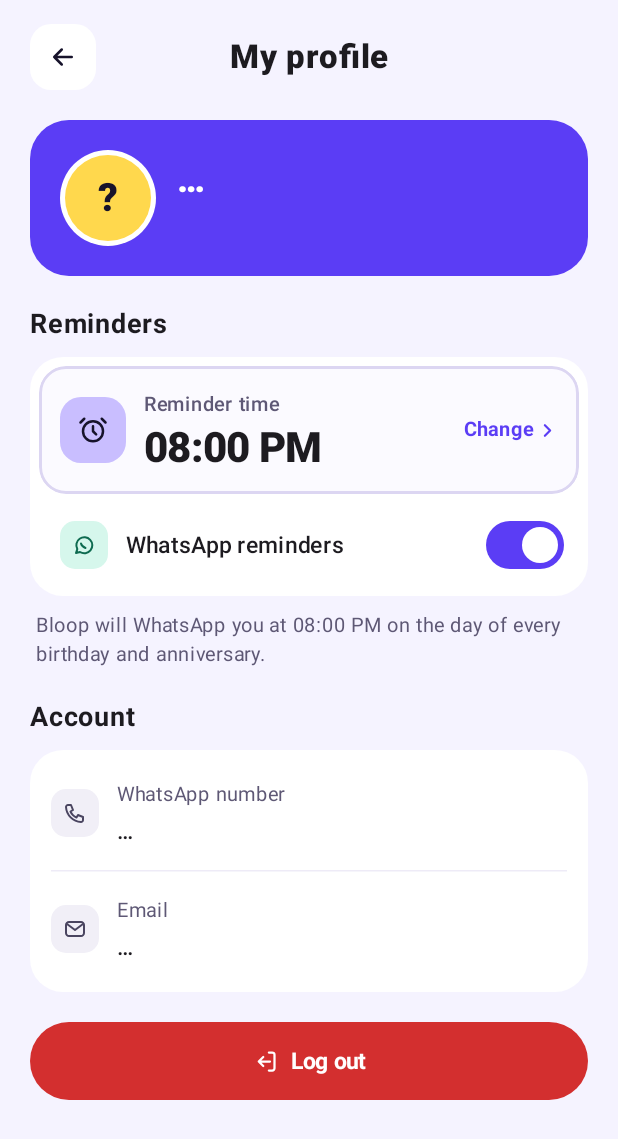
After one commit to thesurajsite/Bloop-Android, an Android app built with Jetpack Compose: the composable ProfileScreen called with empty values, on a phone screen of 412 x 824 dp. The commit adds this screen. Shown: the top 1139 px of the screen. Run offline under Robolectric (Android 15) with nearby library versions, the phone set to English and light mode, and no system bars.

Commit message:
refactor: rename guest to person and add profile screen

```diff
--- a/app/src/main/java/dev/suraj/bloop/AuthScreens.kt
+++ b/app/src/main/java/dev/suraj/bloop/AuthScreens.kt
@@ -23,6 +23,7 @@ import androidx.compose.foundation.verticalScroll
 import androidx.compose.material3.Checkbox
 import androidx.compose.material3.CheckboxDefaults
 import androidx.compose.material3.FilledTonalIconButton
+import androidx.compose.material3.Icon
 import androidx.compose.material3.IconButtonDefaults
 import androidx.compose.material3.Text
 import androidx.compose.material3.TextButton
@@ -188,6 +189,6 @@ fun BackButton(onClick: () -> Unit) {
         colors = IconButtonDefaults.filledTonalIconButtonColors(containerColor = BloopColors.Surface, contentColor = BloopColors.Ink),
         modifier = Modifier.size(44.dp),
     ) {
-        Text("←", fontSize = 20.sp, fontWeight = FontWeight.Bold)
+        Icon(BloopIcons.Back, contentDescription = "Back", modifier = Modifier.size(20.dp))
     }
 }
--- /dev/null
+++ b/app/src/main/java/dev/suraj/bloop/ProfileScreen.kt
@@ -0,0 +1,339 @@
+package dev.suraj.bloop
+
+import android.content.Context
+import androidx.compose.foundation.background
+import androidx.compose.foundation.border
+import androidx.compose.foundation.clickable
+import androidx.compose.foundation.layout.Arrangement
+import androidx.compose.foundation.layout.Box
+import androidx.compose.foundation.layout.Column
+import androidx.compose.foundation.layout.Row
+import androidx.compose.foundation.layout.Spacer
+import androidx.compose.foundation.layout.fillMaxSize
+import androidx.compose.foundation.layout.fillMaxWidth
+import androidx.compose.foundation.layout.height
+import androidx.compose.foundation.layout.navigationBarsPadding
+import androidx.compose.foundation.layout.padding
+import androidx.compose.foundation.layout.size
+import androidx.compose.foundation.layout.systemBarsPadding
+import androidx.compose.foundation.rememberScrollState
+import androidx.compose.foundation.selection.selectable
+import androidx.compose.foundation.shape.CircleShape
+import androidx.compose.foundation.shape.RoundedCornerShape
+import androidx.compose.foundation.verticalScroll
+import androidx.compose.material3.Button
+import androidx.compose.material3.ButtonDefaults
+import androidx.compose.material3.ExperimentalMaterial3Api
+import androidx.compose.material3.HorizontalDivider
+import androidx.compose.material3.Icon
+import androidx.compose.material3.ModalBottomSheet
+import androidx.compose.material3.OutlinedButton
+import androidx.compose.material3.Switch
+import androidx.compose.material3.SwitchDefaults
+import androidx.compose.material3.Text
+import androidx.compose.material3.rememberModalBottomSheetState
+import androidx.compose.runtime.Composable
+import androidx.compose.runtime.getValue
+import androidx.compose.runtime.mutableIntStateOf
+import androidx.compose.runtime.mutableStateOf
+import androidx.compose.runtime.remember
+import androidx.compose.runtime.setValue
+import androidx.compose.ui.Alignment
+import androidx.compose.ui.Modifier
+import androidx.compose.ui.draw.clip
+import androidx.compose.ui.draw.shadow
+import androidx.compose.ui.graphics.Color
+import androidx.compose.ui.graphics.vector.ImageVector
+import androidx.compose.ui.platform.LocalContext
+import androidx.compose.ui.semantics.Role
+import androidx.compose.ui.text.font.FontWeight
+import androidx.compose.ui.text.style.TextAlign
+import androidx.compose.ui.text.style.TextOverflow
+import androidx.compose.ui.unit.dp
+import androidx.compose.ui.unit.sp
+import androidx.core.content.edit
+import java.util.Locale
+
+// Reminder settings. For now they are kept on the phone: the backend still sends
+// every reminder at its own fixed REMINDER_HOUR and has no per-user time yet.
+private const val KEY_REMINDER_MINUTES = "reminder_minutes" // minutes after midnight, 0..1439
+private const val KEY_REMINDERS_ON = "reminders_on"
+private const val DEFAULT_REMINDER_MINUTES = 20 * 60 // 08:00 PM
+
+/** A time on a 12-hour clock: hour 1..12, minute 0..59. */
+private data class ClockTime(val hour: Int, val minute: Int, val pm: Boolean) {
+    val label: String get() = String.format(Locale.US, "%02d:%02d %s", hour, minute, if (pm) "PM" else "AM")
+    val minutesOfDay: Int get() = ((hour % 12) + if (pm) 12 else 0) * 60 + minute
+
+    companion object {
+        fun of(minutesOfDay: Int): ClockTime {
+            val h24 = minutesOfDay / 60
+            val h12 = if (h24 % 12 == 0) 12 else h24 % 12
+            return ClockTime(h12, minutesOfDay % 60, h24 >= 12)
+        }
+    }
+}
+
+@OptIn(ExperimentalMaterial3Api::class)
+@Composable
+fun ProfileScreen(user: User?, onBack: () -> Unit, onLogout: () -> Unit) {
+    val prefs = LocalContext.current.getSharedPreferences("bloop", Context.MODE_PRIVATE)
+    var reminderMinutes by remember { mutableIntStateOf(prefs.getInt(KEY_REMINDER_MINUTES, DEFAULT_REMINDER_MINUTES)) }
+    var remindersOn by remember { mutableStateOf(prefs.getBoolean(KEY_REMINDERS_ON, true)) }
+    var picking by remember { mutableStateOf(false) }
+
+    val timeLabel = ClockTime.of(reminderMinutes).label
+
+    Column(
+        verticalArrangement = Arrangement.spacedBy(20.dp),
+        modifier = Modifier
+            .fillMaxSize()
+            .systemBarsPadding()
+            .verticalScroll(rememberScrollState())
+            .padding(horizontal = 20.dp, vertical = 16.dp),
+    ) {
+        Row(verticalAlignment = Alignment.CenterVertically) {
+            BackButton(onBack)
+            Text(
+                "My profile", fontSize = 22.sp, fontWeight = FontWeight.ExtraBold, textAlign = TextAlign.Center,
+                modifier = Modifier.weight(1f),
+            )
+            Spacer(Modifier.size(44.dp))
+        }
+
+        // Who is logged in
+        Row(
+            verticalAlignment = Alignment.CenterVertically,
+            horizontalArrangement = Arrangement.spacedBy(14.dp),
+            modifier = Modifier.fillMaxWidth().clip(RoundedCornerShape(26.dp)).background(BloopColors.Violet).padding(20.dp),
+        ) {
+            Box(
+                contentAlignment = Alignment.Center,
+                modifier = Modifier.size(64.dp).clip(CircleShape).background(Color.White).padding(3.dp)
+                    .clip(CircleShape).background(BloopColors.Lemon),
+            ) {
+                Text(user?.name?.firstOrNull()?.uppercase() ?: "?", fontSize = 26.sp, fontWeight = FontWeight.ExtraBold, color = BloopColors.Ink)
+            }
+            Column(Modifier.weight(1f)) {
+                Text(user?.name ?: "…", fontSize = 24.sp, fontWeight = FontWeight.ExtraBold, color = Color.White, maxLines = 1, overflow = TextOverflow.Ellipsis)
+                Text(user?.email.orEmpty(), fontSize = 13.sp, color = BloopColors.VioletText, maxLines = 1, overflow = TextOverflow.Ellipsis)
+            }
+        }
+
+        // Reminders
+        Column(verticalArrangement = Arrangement.spacedBy(10.dp)) {
+            Text("Reminders", fontSize = 18.sp, fontWeight = FontWeight.Bold)
+            Column(
+                verticalArrangement = Arrangement.spacedBy(6.dp),
+                modifier = Modifier.fillMaxWidth().clip(RoundedCornerShape(22.dp)).background(BloopColors.Surface).padding(6.dp),
+            ) {
+                Row(
+                    verticalAlignment = Alignment.CenterVertically,
+                    horizontalArrangement = Arrangement.spacedBy(12.dp),
+                    modifier = Modifier
+                        .fillMaxWidth()
+                        .clip(RoundedCornerShape(18.dp))
+                        .background(BloopColors.SurfaceTint)
+                        .border(2.dp, BloopColors.Border, RoundedCornerShape(18.dp))
+                        .clickable(onClickLabel = "Change reminder time") { picking = true }
+                        .padding(14.dp),
+                ) {
+                    IconTile(BloopIcons.Clock, BloopColors.Lilac, BloopColors.Ink, size = 44, corner = 14, iconSize = 20)
+                    Column(Modifier.weight(1f)) {
+                        Text("Reminder time", fontSize = 13.sp, fontWeight = FontWeight.SemiBold, color = BloopColors.Muted)
+                        Text(timeLabel, fontSize = 28.sp, fontWeight = FontWeight.ExtraBold, letterSpacing = (-0.5).sp)
+                    }
+                    Row(verticalAlignment = Alignment.CenterVertically, horizontalArrangement = Arrangement.spacedBy(2.dp)) {
+                        Text("Change", fontSize = 13.sp, fontWeight = FontWeight.Bold, color = BloopColors.Violet)
+                        Icon(BloopIcons.Chevron, contentDescription = null, tint = BloopColors.Violet, modifier = Modifier.size(14.dp))
+                    }
+                }
+
+                Row(
+                    verticalAlignment = Alignment.CenterVertically,
+                    horizontalArrangement = Arrangement.spacedBy(12.dp),
+                    modifier = Modifier.fillMaxWidth().padding(start = 14.dp, end = 10.dp, top = 4.dp, bottom = 4.dp),
+                ) {
+                    IconTile(BloopIcons.WhatsApp, BloopColors.MintSoft, BloopColors.MintText)
+                    Text("WhatsApp reminders", fontSize = 15.sp, fontWeight = FontWeight.SemiBold, modifier = Modifier.weight(1f))
+                    Switch(
+                        checked = remindersOn,
+                        onCheckedChange = {
+                            remindersOn = it
+                            prefs.edit { putBoolean(KEY_REMINDERS_ON, it) }
+                        },
+                        colors = SwitchDefaults.colors(
+                            checkedTrackColor = BloopColors.Violet,
+                            uncheckedTrackColor = BloopColors.Grey,
+                            uncheckedBorderColor = BloopColors.Border,
+                        ),
+                    )
+                }
+            }
+            Text(
+                if (remindersOn) "Bloop will WhatsApp you at $timeLabel on the day of every birthday and anniversary."
+                else "WhatsApp reminders are paused. Turn them on to get a message at $timeLabel.",
+                fontSize = 13.sp, color = BloopColors.Muted, lineHeight = 19.sp,
+                modifier = Modifier.padding(horizontal = 4.dp),
+            )
+        }
+
+        // Account
+        Column(verticalArrangement = Arrangement.spacedBy(10.dp)) {
+            Text("Account", fontSize = 18.sp, fontWeight = FontWeight.Bold)
+            Column(
+                Modifier.fillMaxWidth().clip(RoundedCornerShape(22.dp)).background(BloopColors.Surface).padding(horizontal = 14.dp, vertical = 4.dp),
+            ) {
+                AccountRow(BloopIcons.Phone, "WhatsApp number", user?.phone?.let { "+91 $it" } ?: "…")
+                HorizontalDivider(color = BloopColors.Line)
+                AccountRow(BloopIcons.Mail, "Email", user?.email ?: "…")
+            }
+        }
+
+        Button(
+            onClick = onLogout,
+            shape = RoundedCornerShape(26.dp),
+            colors = ButtonDefaults.buttonColors(containerColor = BloopColors.Red, contentColor = Color.White),
+            modifier = Modifier.fillMaxWidth().height(52.dp),
+        ) {
+            Icon(BloopIcons.Logout, contentDescription = null, modifier = Modifier.size(18.dp))
+            Spacer(Modifier.size(8.dp))
+            Text("Log out", fontSize = 15.sp, fontWeight = FontWeight.Bold)
+        }
+    }
+
+    if (picking) {
+        ReminderTimeSheet(
+            initial = ClockTime.of(reminderMinutes),
+            onDismiss = { picking = false },
+            onSet = { t ->
+                reminderMinutes = t.minutesOfDay
+                prefs.edit { putInt(KEY_REMINDER_MINUTES, t.minutesOfDay) }
+                picking = false
+            },
+        )
+    }
+}
+
+/** Bottom sheet with an hour grid, a minute grid and an AM/PM toggle. */
+@OptIn(ExperimentalMaterial3Api::class)
+@Composable
+private fun ReminderTimeSheet(initial: ClockTime, onDismiss: () -> Unit, onSet: (ClockTime) -> Unit) {
+    var draft by remember { mutableStateOf(initial.copy(minute = initial.minute - initial.minute % 5)) }
+
+    ModalBottomSheet(
+        onDismissRequest = onDismiss,
+        sheetState = rememberModalBottomSheetState(skipPartiallyExpanded = true),
+        containerColor = BloopColors.Surface,
+        shape = RoundedCornerShape(topStart = 28.dp, topEnd = 28.dp),
+    ) {
+        Column(
+            verticalArrangement = Arrangement.spacedBy(16.dp),
+            modifier = Modifier.navigationBarsPadding().padding(start = 20.dp, end = 20.dp, bottom = 28.dp),
+        ) {
+            Row(verticalAlignment = Alignment.Bottom) {
+                Column(Modifier.weight(1f)) {
+                    Text("Reminder time", fontSize = 20.sp, fontWeight = FontWeight.ExtraBold)
+                    Text("When should Bloop message you?", fontSize = 13.sp, color = BloopColors.Muted)
+                }
+                Text(draft.label, fontSize = 30.sp, fontWeight = FontWeight.ExtraBold, color = BloopColors.Violet, letterSpacing = (-0.5).sp)
+            }
+
+            Row(horizontalArrangement = Arrangement.spacedBy(16.dp)) {
+                PickerGrid("HOUR", (1..12).toList(), draft.hour, Modifier.weight(1f)) { draft = draft.copy(hour = it) }
+                PickerGrid("MINUTE", (0..55 step 5).toList(), draft.minute, Modifier.weight(1f)) { draft = draft.copy(minute = it) }
+            }
+
+            Row(
+                horizontalArrangement = Arrangement.spacedBy(4.dp),
+                modifier = Modifier.fillMaxWidth().clip(RoundedCornerShape(16.dp)).background(BloopColors.Grey).padding(4.dp),
+            ) {
+                listOf(false to "AM", true to "PM").forEach { (pm, text) ->
+                    val on = draft.pm == pm
+                    Box(
+                        contentAlignment = Alignment.Center,
+                        modifier = Modifier
+                            .weight(1f)
+                            .height(44.dp)
+                            .then(if (on) Modifier.shadow(2.dp, RoundedCornerShape(12.dp)) else Modifier)
+                            .clip(RoundedCornerShape(12.dp))
+                            .background(if (on) BloopColors.Surface else Color.Transparent)
+                            .selectable(selected = on, role = Role.RadioButton) { draft = draft.copy(pm = pm) },
+                    ) {
+                        Text(text, fontSize = 15.sp, fontWeight = if (on) FontWeight.ExtraBold else FontWeight.SemiBold,
+                            color = if (on) BloopColors.Ink else BloopColors.GreyText)
+                    }
+                }
+            }
+
+            Row(horizontalArrangement = Arrangement.spacedBy(10.dp)) {
+                OutlinedButton(
+                    onClick = onDismiss,
+                    shape = RoundedCornerShape(27.dp),
+                    border = androidx.compose.foundation.BorderStroke(2.dp, BloopColors.Border),
+                    colors = ButtonDefaults.outlinedButtonColors(contentColor = BloopColors.Ink),
+                    modifier = Modifier.weight(1f).height(54.dp),
+                ) { Text("Cancel", fontSize = 15.sp, fontWeight = FontWeight.Bold) }
+                Button(
+                    onClick = { onSet(draft) },
+                    shape = RoundedCornerShape(27.dp),
+                    colors = ButtonDefaults.buttonColors(containerColor = BloopColors.Violet),
+                    modifier = Modifier.weight(1f).height(54.dp),
+                ) { Text("Set time", fontSize = 15.sp, fontWeight = FontWeight.Bold) }
+            }
+        }
+    }
+}
+
+/** A labelled 3-column grid of number buttons; the selected one is filled violet. */
+@Composable
+private fun PickerGrid(title: String, values: List<Int>, selected: Int, modifier: Modifier, onPick: (Int) -> Unit) {
+    Column(verticalArrangement = Arrangement.spacedBy(8.dp), modifier = modifier) {
+        Text(title, fontSize = 12.sp, fontWeight = FontWeight.Bold, letterSpacing = 1.sp, color = BloopColors.Muted)
+        values.chunked(3).forEach { row ->
+            Row(horizontalArrangement = Arrangement.spacedBy(6.dp)) {
+                row.forEach { v ->
+                    val on = v == selected
+                    Box(
+                        contentAlignment = Alignment.Center,
+                        modifier = Modifier
+                            .weight(1f)
+                            .height(44.dp)
+                            .clip(RoundedCornerShape(12.dp))
+                            .background(if (on) BloopColors.Violet else BloopColors.Surface)
+                            .then(if (on) Modifier else Modifier.border(2.dp, BloopColors.Line, RoundedCornerShape(12.dp)))
+                            .selectable(selected = on, role = Role.RadioButton) { onPick(v) },
+                    ) {
+                        Text(String.format(Locale.US, "%02d", v), fontSize = 15.sp, fontWeight = FontWeight.Bold,
+                            color = if (on) Color.White else BloopColors.Ink)
+                    }
+                }
+            }
+        }
+    }
+}
+
+@Composable
+private fun AccountRow(icon: ImageVector, label: String, value: String) {
+    Row(
+        verticalAlignment = Alignment.CenterVertically,
+        horizontalArrangement = Arrangement.spacedBy(12.dp),
+        modifier = Modifier.fillMaxWidth().padding(vertical = 14.dp),
+    ) {
+        IconTile(icon, BloopColors.Grey, BloopColors.GreyText)
+        Column(Modifier.weight(1f)) {
+            Text(label, fontSize = 13.sp, color = BloopColors.Muted)
+            Text(value, fontSize = 15.sp, fontWeight = FontWeight.SemiBold, maxLines = 1, overflow = TextOverflow.Ellipsis)
+        }
+    }
+}
+
+@Composable
+private fun IconTile(icon: ImageVector, bg: Color, tint: Color, size: Int = 32, corner: Int = 10, iconSize: Int = 16) {
+    Box(
+        contentAlignment = Alignment.Center,
+        modifier = Modifier.size(size.dp).clip(RoundedCornerShape(corner.dp)).background(bg),
+    ) {
+        Icon(icon, contentDescription = null, tint = tint, modifier = Modifier.size(iconSize.dp))
+    }
+}
--- a/app/src/main/java/dev/suraj/bloop/Ui.kt
+++ b/app/src/main/java/dev/suraj/bloop/Ui.kt
@@ -28,6 +28,11 @@ import androidx.compose.ui.Alignment
 import androidx.compose.ui.Modifier
 import androidx.compose.ui.draw.clip
 import androidx.compose.ui.graphics.Color
+import androidx.compose.ui.graphics.SolidColor
+import androidx.compose.ui.graphics.StrokeCap
+import androidx.compose.ui.graphics.StrokeJoin
+import androidx.compose.ui.graphics.vector.ImageVector
+import androidx.compose.ui.graphics.vector.addPathNodes
 import androidx.compose.ui.text.TextStyle
 import androidx.compose.ui.text.font.FontWeight
 import androidx.compose.ui.text.input.KeyboardType
@@ -40,6 +45,8 @@ import androidx.compose.ui.unit.sp
 object BloopColors {
     val Bg = Color(0xFFF5F3FF)
     val Surface = Color(0xFFFFFFFF)
+    val SurfaceTint = Color(0xFFFBFAFF)
+    val Red = Color(0xFFD32F2F)
     val Ink = Color(0xFF17132B)
     val Muted = Color(0xFF5E5875)
     val Line = Color(0xFFEEEBF7)
@@ -155,6 +162,31 @@ fun ErrorBox(message: String?) {
     )
 }
 
+/** Line icons drawn from the same SVG paths as the design canvas (24×24, 2px round strokes). */
+object BloopIcons {
+    val Back = line("M19 12H5M11 6l-6 6 6 6")
+    val Clock = line("M4 13a8 8 0 1 0 16 0a8 8 0 1 0 -16 0", "M12 9v4l2.5 2.5M5 3 2 6M19 3l3 3")
+    val Chevron = line("m9 6 6 6-6 6", width = 2.5f)
+    val WhatsApp = line("M4 20l1.3-3.9A8 8 0 1 1 8 19z", "M9 10.5c.5 2 2 3.5 4.5 4.5")
+    val Phone = line("M5 4h3l2 5-2.5 1.5a11 11 0 0 0 6 6L15 14l5 2v3a2 2 0 0 1-2 2A16 16 0 0 1 3 6a2 2 0 0 1 2-2")
+    val Mail = line("M6 5h12a3 3 0 0 1 3 3v8a3 3 0 0 1-3 3H6a3 3 0 0 1-3-3V8a3 3 0 0 1 3-3z", "m4 7 8 6 8-6")
+    val Logout = line("M15 4h3a2 2 0 0 1 2 2v12a2 2 0 0 1-2 2h-3M10 16l-4-4 4-4M6 12h10")
+
+    private fun line(vararg paths: String, width: Float = 2f): ImageVector =
+        ImageVector.Builder(defaultWidth = 24.dp, defaultHeight = 24.dp, viewportWidth = 24f, viewportHeight = 24f).apply {
+            paths.forEach {
+                addPath(
+                    pathData = addPathNodes(it),
+                    fill = null,
+                    stroke = SolidColor(Color.Black),
+                    strokeLineWidth = width,
+                    strokeLineCap = StrokeCap.Round,
+                    strokeLineJoin = StrokeJoin.Round,
+                )
+            }
+        }.build()
+}
+
 /** Round initials avatar. */
 @Composable
 fun Avatar(name: String, color: Color, size: Int = 40) {
```
Also changed, not shown: app/src/main/java/dev/suraj/bloop/AddPersonScreen.kt (renamed from app/src/main/java/dev/suraj/bloop/AddGuestScreen.kt, +7 -7 lines), app/src/main/java/dev/suraj/bloop/BloopApi.kt (+7 -7 lines), app/src/main/java/dev/suraj/bloop/HomeScreen.kt (+16 -27 lines), app/src/main/java/dev/suraj/bloop/MainActivity.kt (+10 -5 lines).
